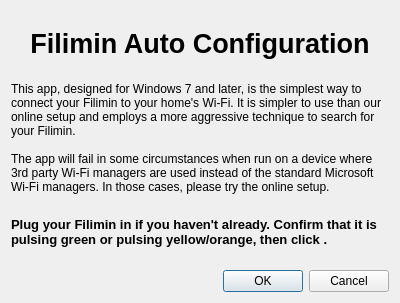
Before: the Qt Designer form introWindow.ui in Filimin/filiminWindowsAutoConfig, drawn with Qt 5.
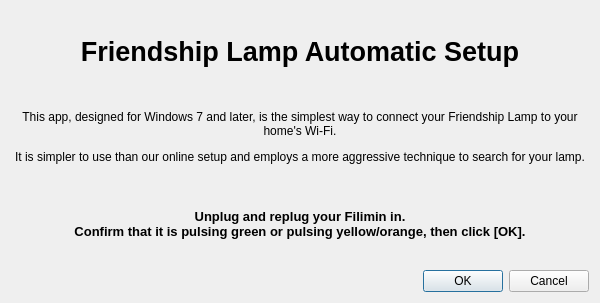
After: the same form once the commit is applied.

Commit message: rebranded to Friendship Lamp, changed errors to error codes with user-friendly error messages, removed email option and replaced with filling out form on contact page

Patch:
```diff
--- a/introWindow.ui
+++ b/introWindow.ui
@@ -2,11 +2,14 @@
 <ui version="4.0">
  <class>Dialog</class>
  <widget class="QDialog" name="Dialog">
+  <property name="enabled">
+   <bool>true</bool>
+  </property>
   <property name="geometry">
    <rect>
     <x>0</x>
     <y>0</y>
-    <width>400</width>
+    <width>600</width>
     <height>303</height>
    </rect>
   </property>
@@ -18,13 +21,13 @@
   </property>
   <property name="minimumSize">
    <size>
-    <width>400</width>
+    <width>600</width>
     <height>303</height>
    </size>
   </property>
   <property name="maximumSize">
    <size>
-    <width>400</width>
+    <width>600</width>
     <height>303</height>
    </size>
   </property>
@@ -44,7 +47,7 @@
         </font>
        </property>
        <property name="text">
-        <string>Filimin Auto Configuration</string>
+        <string>Friendship Lamp Automatic Setup</string>
        </property>
        <property name="alignment">
         <set>Qt::AlignCenter</set>
@@ -54,7 +57,7 @@
      <item>
       <widget class="QLabel" name="label_2">
        <property name="text">
-        <string>This app, designed for Windows 7 and later, is the simplest way to connect your Filimin to your home's Wi-Fi. It is simpler to use than our online setup and employs a more aggressive technique to search for your Filimin.&lt;br /&gt;&lt;br /&gt;The app will fail in some circumstances when run on a device where 3rd party Wi-Fi managers are used instead of the standard Microsoft Wi-Fi managers. In those cases, please try the online setup.</string>
+        <string>&lt;html&gt;&lt;head/&gt;&lt;body&gt;&lt;p align=&quot;center&quot;&gt;This app, designed for Windows 7 and later, is the simplest way to connect your Friendship Lamp to your home's Wi-Fi.&lt;/p&gt;&lt;p align=&quot;center&quot;&gt;It is simpler to use than our online setup and employs a more aggressive technique to search for your lamp.&lt;/p&gt;&lt;/body&gt;&lt;/html&gt;</string>
        </property>
        <property name="wordWrap">
         <bool>true</bool>
@@ -72,7 +75,7 @@
         </font>
        </property>
        <property name="text">
-        <string>Plug your Filimin in if you haven't already. Confirm that it is pulsing green or pulsing yellow/orange, then click &lt;OK&gt;.</string>
+        <string>&lt;html&gt;&lt;head/&gt;&lt;body&gt;&lt;p align=&quot;center&quot;&gt;Unplug and replug your Filimin in.&lt;br/&gt;Confirm that it is pulsing green or pulsing yellow/orange, then click [OK].&lt;/p&gt;&lt;/body&gt;&lt;/html&gt;</string>
        </property>
        <property name="wordWrap">
         <bool>true</bool>
```
The commit also changes 4 other files.
